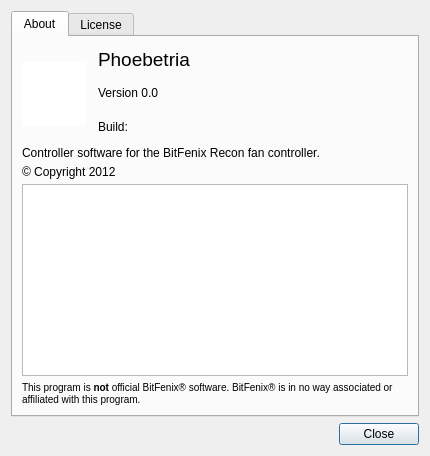
Qt form gui_about.ui (Shub77/phoebetria-code) before a commit.
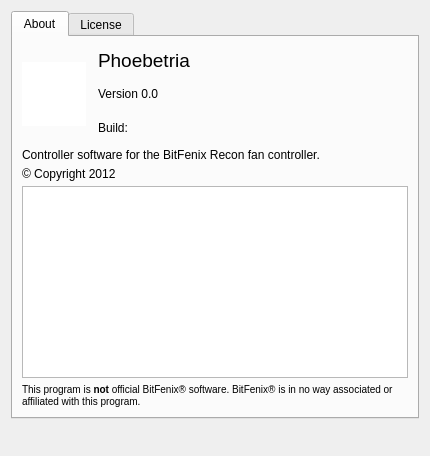
The same form after that commit. Icons and pictures are not drawn.

Commit message: Added new close buttons for profile and about windows.

What changed in the file:
```diff
--- a/gui_about.ui
+++ b/gui_about.ui
@@ -294,14 +294,66 @@
     </widget>
    </item>
    <item>
-    <widget class="QDialogButtonBox" name="ctrl_aboutDlgBtnBox">
-     <property name="orientation">
-      <enum>Qt::Horizontal</enum>
-     </property>
-     <property name="standardButtons">
-      <set>QDialogButtonBox::Close</set>
-     </property>
-    </widget>
+    <layout class="QHBoxLayout" name="horizontalLayout_2">
+     <item>
+      <spacer name="horizontalSpacer_3">
+       <property name="orientation">
+        <enum>Qt::Horizontal</enum>
+       </property>
+       <property name="sizeHint" stdset="0">
+        <size>
+         <width>40</width>
+         <height>20</height>
+        </size>
+       </property>
+      </spacer>
+     </item>
+     <item>
+      <widget class="QPushButton" name="ctrl_aboutClose">
+       <property name="toolTip">
+        <string>Close</string>
+       </property>
+       <property name="styleSheet">
+        <string notr="true">QPushButton {
+	border: none;
+	margin: 0px;
+    padding: 0px;
+	image: url(:/Images/icon_close.png)
+}
+
+QPushButton:hover {
+	border: none;
+	margin: 0px;
+    padding: 0px;
+	image: url(:/Images/icon_close_lite.png)
+}
+
+QPushButton:disabled {
+	border: none;
+	margin: 0px;
+    padding: 0px;
+	image: url(:/Images/icon_close_lite.png)
+}</string>
+       </property>
+       <property name="text">
+        <string/>
+       </property>
+      </widget>
+     </item>
+     <item>
+      <spacer name="horizontalSpacer_2">
+       <property name="orientation">
+        <enum>Qt::Horizontal</enum>
+       </property>
+       <property name="sizeHint" stdset="0">
+        <size>
+         <width>40</width>
+         <height>20</height>
+        </size>
+       </property>
+      </spacer>
+     </item>
+    </layout>
    </item>
   </layout>
  </widget>
```
Left out of the diff: 3 changed lines with no effect on the pictures. The commit also changes 9 other files.
